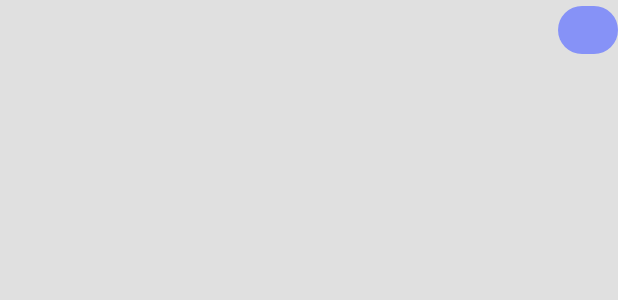
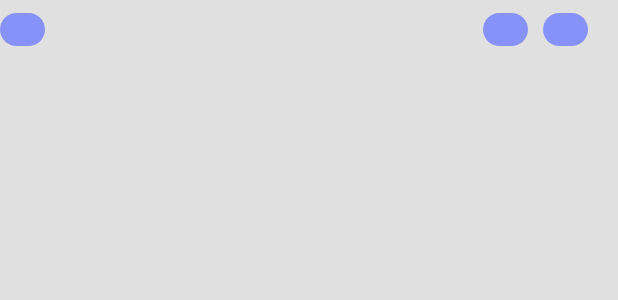
Before and after one commit to CrazyPingu/TaskBud, an Android app: the layout list_widget.xml on its own in the app's theme, with its tools: preview values and no code run, on a phone screen of 412 x 824 dp. Shown: the top 300 px of the screen. Run offline under Robolectric (Android 15) with nearby library versions, the phone set to English and light mode, and no system bars.

Commit message:
Fix button checkbox of the widget

```diff
--- a/app/src/main/java/com/mobile/todo/utils/Constant.kt
+++ b/app/src/main/java/com/mobile/todo/utils/Constant.kt
@@ -102,8 +102,6 @@ class Constant {
         }
 
         fun refreshWidget(context: Context) {
-
-            Log.d("AAAA", "aggiornato widget")
             val appWidgetManager = AppWidgetManager.getInstance(context)
             val remoteViews = RemoteViews(context.packageName, R.layout.todo_widget).also {
                 it.setViewVisibility(R.id.list_view, if (getUser(context) != -1) View.VISIBLE else View.GONE)
--- a/app/src/main/res/layout/list_widget.xml
+++ b/app/src/main/res/layout/list_widget.xml
@@ -4,17 +4,36 @@
     android:layout_height="40dp">
 
     <Button
-        android:id="@+id/button"
-        android:layout_width="40dp"
-        android:layout_height="match_parent"
-        android:layout_alignParentEnd="true" />
+        android:id="@+id/checkbox"
+        android:layout_width="30dp"
+        android:layout_height="30dp"
+        android:layout_centerVertical="true"
+        android:layout_marginEnd="20dp" />
 
     <TextView
         android:id="@+id/todo_title"
         android:layout_width="match_parent"
         android:layout_height="match_parent"
-        android:layout_toStartOf="@+id/button"
+        android:layout_toEndOf="@+id/checkbox"
+        android:layout_toStartOf="@+id/starCheckBox"
         android:gravity="center_vertical"
         android:textSize="20sp" />
 
+    <Button
+        android:id="@+id/starCheckBox"
+        android:layout_width="30dp"
+        android:layout_toStartOf="@+id/deleteCheckBox"
+        android:layout_height="30dp"
+        android:layout_centerVertical="true"
+        android:layout_marginLeft="20dp"
+        android:layout_marginRight="10dp" />
+
+    <Button
+        android:id="@+id/deleteCheckBox"
+        android:layout_width="30dp"
+        android:layout_height="30dp"
+        android:layout_alignParentEnd="true"
+        android:layout_centerVertical="true"
+        android:layout_marginEnd="20dp" />
+
 </RelativeLayout>
--- a/app/src/main/res/values/strings.xml
+++ b/app/src/main/res/values/strings.xml
@@ -33,7 +33,6 @@
         <item>@string/light_mode_title</item>
         <item>@string/dark_mode_title</item>
     </string-array>
-    <string name="appwidget_text">EXAMPLE</string>
     <string name="add_widget">Add widget</string>
-    <string name="app_widget_description">This is an app widget description</string>
+    <string name="app_widget_description">Show To do\'s!</string>
 </resources>
--- a/app/src/main/res/xml/todo_widget_info.xml
+++ b/app/src/main/res/xml/todo_widget_info.xml
@@ -3,12 +3,12 @@
     android:description="@string/app_widget_description"
     android:initialKeyguardLayout="@layout/todo_widget"
     android:initialLayout="@layout/todo_widget"
-    android:minWidth="40dp"
+    android:minWidth="260dp"
     android:minHeight="110dp"
     android:previewImage="@drawable/example_appwidget_preview"
     android:previewLayout="@layout/todo_widget"
     android:resizeMode="horizontal|vertical"
-    android:targetCellWidth="3"
-    android:targetCellHeight="1"
+    android:targetCellWidth="4"
+    android:targetCellHeight="2"
     android:updatePeriodMillis="86400000"
     android:widgetCategory="home_screen" />
```
Also changed, not shown: app/src/main/java/com/mobile/todo/widget/TodoWidget.kt (+55 -8 lines), app/src/main/java/com/mobile/todo/widget/TodoWidgetService.kt (+17 -2 lines).
